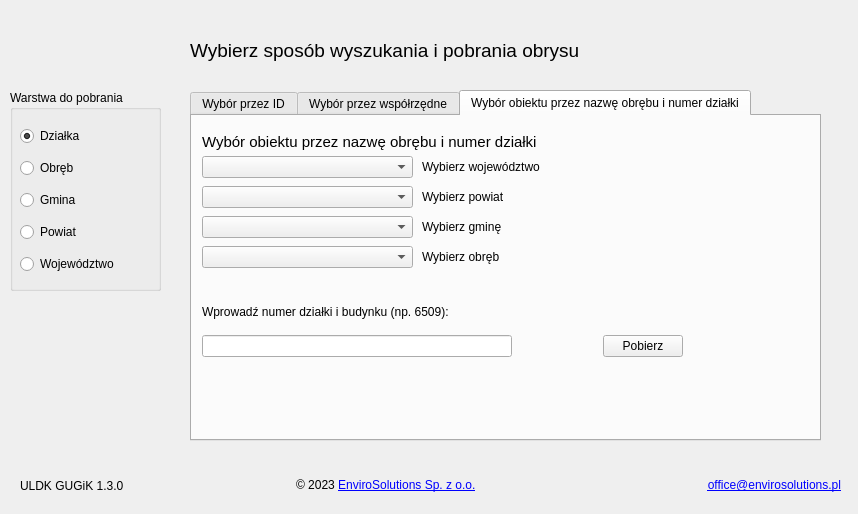
Qt form uldk_gugik_dialog_base.ui (envirosolutionspl/uldk_gugik) before a commit.
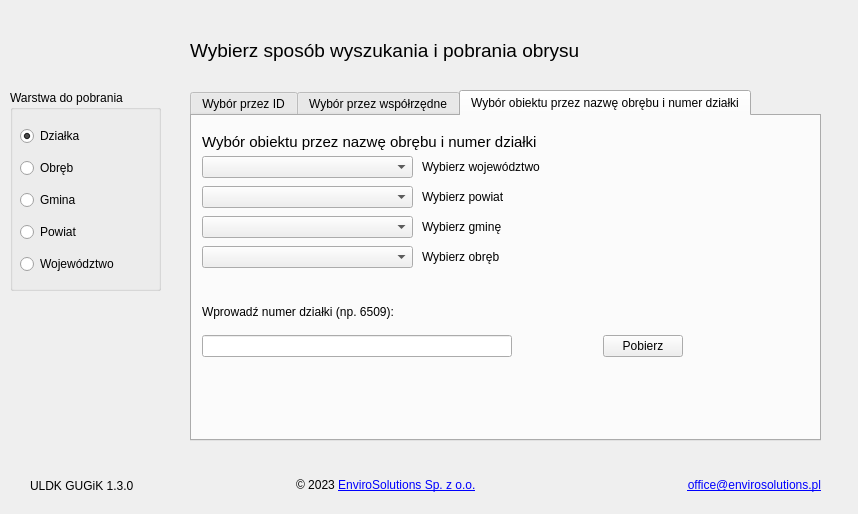
The same form after that commit. The open tabs and pages were chosen to show the change. Icons and pictures are not drawn. Custom widgets are drawn as their Qt base class.

Patch:
```diff
--- a/uldk_gugik_dialog_base.ui
+++ b/uldk_gugik_dialog_base.ui
@@ -446,7 +446,7 @@
       </rect>
      </property>
      <property name="text">
-      <string>Wprowadź numer działki i budynku (np. 6509):</string>
+      <string>Wprowadź numer działki (np. 6509):</string>
      </property>
     </widget>
     <widget class="QComboBox" name="wojcomboBox">
@@ -721,9 +721,9 @@
   <widget class="QWidget" name="horizontalLayoutWidget">
    <property name="geometry">
     <rect>
-     <x>20</x>
+     <x>30</x>
      <y>470</y>
-     <width>821</width>
+     <width>791</width>
      <height>31</height>
     </rect>
    </property>
```
Left out of the diff: 2 changed lines with no effect on the pictures.
